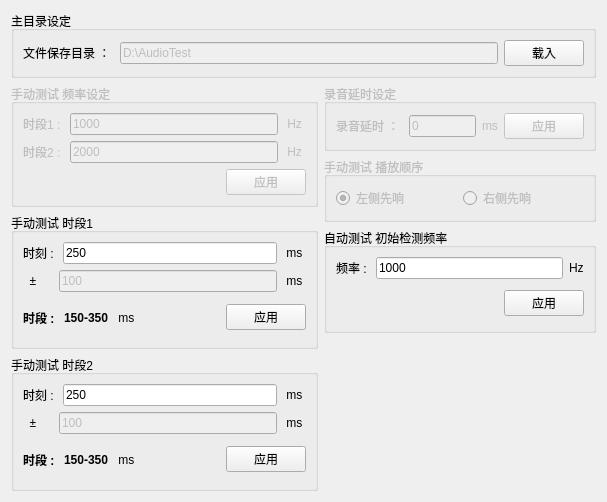
This is Setup4AutoTest.ui in YeeeeRQ/SpeakerTest as Qt 5 draws it before an edit. The edited form follows.
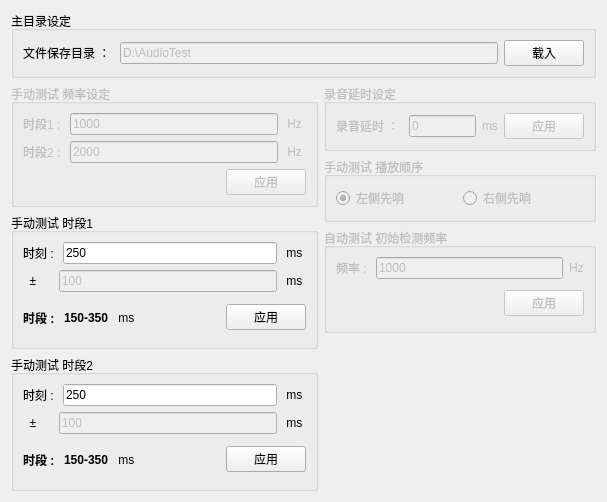
This is the edited form.

Patch:
```diff
--- a/Setup4AutoTest.ui
+++ b/Setup4AutoTest.ui
@@ -513,6 +513,9 @@
            </item>
            <item>
             <widget class="QGroupBox" name="groupBox_5">
+             <property name="enabled">
+              <bool>false</bool>
+             </property>
              <property name="title">
               <string>自动测试 初始检测频率</string>
              </property>
```
